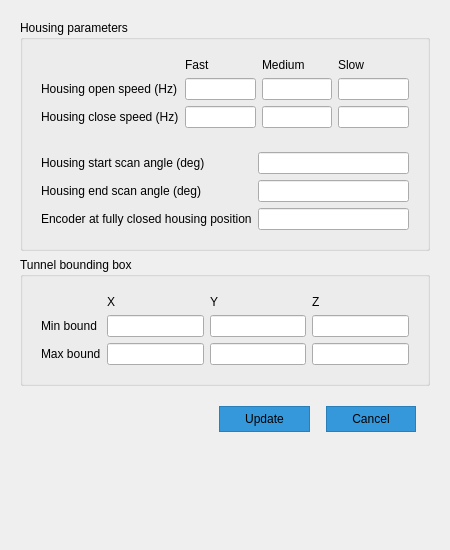
First picture: the form in qt5_ui/setting_page.ui, repository jacondv/intelijet_v2, before the edit.
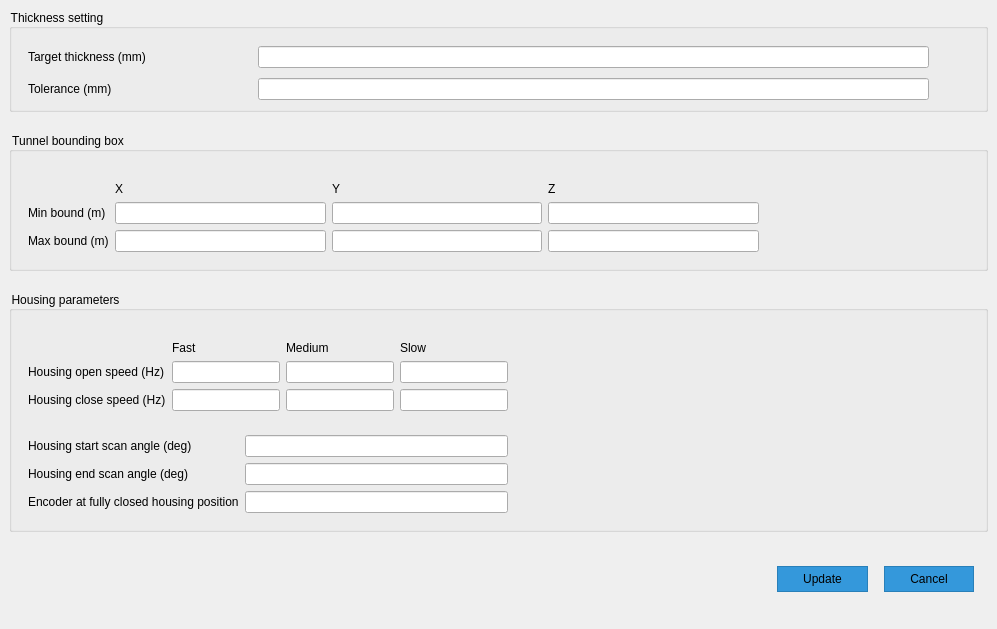
Second picture: the form after the edit.

Patch:
```diff
--- a/qt5_ui/setting_page.ui
+++ b/qt5_ui/setting_page.ui
@@ -6,8 +6,8 @@
    <rect>
     <x>0</x>
     <y>0</y>
-    <width>450</width>
-    <height>550</height>
+    <width>997</width>
+    <height>629</height>
    </rect>
   </property>
   <property name="minimumSize">
@@ -39,18 +39,258 @@
         background-color: #2e86c1;  /* màu khi nhấn */
     }
 
-</string>
+QGroupBox {
+    padding-top: 25px;   /* đẩy nội dung xuống cách title */
+}</string>
   </property>
   <layout class="QVBoxLayout">
+   <property name="spacing">
+    <number>0</number>
+   </property>
+   <property name="leftMargin">
+    <number>0</number>
+   </property>
+   <property name="topMargin">
+    <number>0</number>
+   </property>
+   <property name="rightMargin">
+    <number>0</number>
+   </property>
+   <property name="bottomMargin">
+    <number>0</number>
+   </property>
    <item>
     <widget class="QWidget" name="widget" native="true">
      <layout class="QVBoxLayout" name="verticalLayout_2">
+      <property name="spacing">
+       <number>20</number>
+      </property>
+      <item>
+       <widget class="QGroupBox" name="groupBox_3">
+        <property name="minimumSize">
+         <size>
+          <width>0</width>
+          <height>100</height>
+         </size>
+        </property>
+        <property name="title">
+         <string>Thickness setting</string>
+        </property>
+        <layout class="QGridLayout" name="gridLayout">
+         <item row="1" column="0">
+          <widget class="QWidget" name="widget_7" native="true">
+           <layout class="QHBoxLayout" name="horizontalLayout_3" stretch="1,3,0">
+            <property name="topMargin">
+             <number>2</number>
+            </property>
+            <property name="bottomMargin">
+             <number>2</number>
+            </property>
+            <item>
+             <widget class="QLabel" name="label_2">
+              <property name="text">
+               <string>Tolerance (mm)</string>
+              </property>
+             </widget>
+            </item>
+            <item>
+             <widget class="QLineEdit" name="txtThicknessTolerance"/>
+            </item>
+            <item>
+             <spacer name="horizontalSpacer_3">
+              <property name="orientation">
+               <enum>Qt::Horizontal</enum>
+              </property>
+              <property name="sizeHint" stdset="0">
+               <size>
+                <width>40</width>
+                <height>20</height>
+               </size>
+              </property>
+             </spacer>
+            </item>
+           </layout>
+          </widget>
+         </item>
+         <item row="0" column="0">
+          <widget class="QWidget" name="widget_6" native="true">
+           <layout class="QHBoxLayout" name="horizontalLayout_2" stretch="1,3,0">
+            <property name="topMargin">
+             <number>2</number>
+            </property>
+            <property name="bottomMargin">
+             <number>2</number>
+            </property>
+            <item>
+             <widget class="QLabel" name="label">
+              <property name="text">
+               <string>Target thickness (mm)</string>
+              </property>
+             </widget>
+            </item>
+            <item>
+             <widget class="QLineEdit" name="txtTargetThickness"/>
+            </item>
+            <item>
+             <spacer name="horizontalSpacer_2">
+              <property name="orientation">
+               <enum>Qt::Horizontal</enum>
+              </property>
+              <property name="sizeHint" stdset="0">
+               <size>
+                <width>40</width>
+                <height>20</height>
+               </size>
+              </property>
+             </spacer>
+            </item>
+           </layout>
+          </widget>
+         </item>
+        </layout>
+       </widget>
+      </item>
+      <item>
+       <widget class="QGroupBox" name="groupBox_2">
+        <property name="minimumSize">
+         <size>
+          <width>0</width>
+          <height>100</height>
+         </size>
+        </property>
+        <property name="title">
+         <string>Tunnel bounding box</string>
+        </property>
+        <layout class="QVBoxLayout" name="verticalLayout_3">
+         <property name="topMargin">
+          <number>15</number>
+         </property>
+         <item>
+          <widget class="QWidget" name="widget_5" native="true">
+           <layout class="QGridLayout" name="gridLayout_5">
+            <item row="0" column="2">
+             <widget class="QLabel" name="label_51">
+              <property name="text">
+               <string>Y</string>
+              </property>
+             </widget>
+            </item>
+            <item row="1" column="0">
+             <widget class="QLabel" name="label_15">
+              <property name="text">
+               <string>Min bound (m)</string>
+              </property>
+             </widget>
+            </item>
+            <item row="0" column="3">
+             <widget class="QLabel" name="label_50">
+              <property name="text">
+               <string>Z</string>
+              </property>
+             </widget>
+            </item>
+            <item row="2" column="3">
+             <widget class="QLineEdit" name="txtTunnelMaxBoundZ"/>
+            </item>
+            <item row="2" column="1">
+             <widget class="QLineEdit" name="txtTunnelMaxBoundX"/>
+            </item>
+            <item row="0" column="1">
+             <widget class="QLabel" name="label_49">
+              <property name="text">
+               <string>X</string>
+              </property>
+             </widget>
+            </item>
+            <item row="1" column="1">
+             <widget class="QLineEdit" name="txtTunnelMinBoundX"/>
+            </item>
+            <item row="2" column="0">
+             <widget class="QLabel" name="label_16">
+              <property name="text">
+               <string>Max bound (m)</string>
+              </property>
+             </widget>
+            </item>
+            <item row="2" column="2">
+             <widget class="QLineEdit" name="txtTunnelMaxBoundY"/>
+            </item>
+            <item row="1" column="2">
+             <widget class="QLineEdit" name="txtTunnelMinBoundY"/>
+            </item>
+            <item row="1" column="3">
+             <widget class="QLineEdit" name="txtTunnelMinBoundZ"/>
+            </item>
+            <item row="1" column="4" rowspan="2">
+             <spacer name="horizontalSpacer_5">
+              <property name="orientation">
+               <enum>Qt::Horizontal</enum>
+              </property>
+              <property name="sizeHint" stdset="0">
+               <size>
+                <width>40</width>
+                <height>20</height>
+               </size>
+              </property>
+             </spacer>
+            </item>
+           </layout>
+          </widget>
+         </item>
+        </layout>
+       </widget>
+      </item>
       <item>
        <widget class="QGroupBox" name="groupBox">
+        <property name="minimumSize">
+         <size>
+          <width>0</width>
+          <height>200</height>
+         </size>
+        </property>
         <property name="title">
          <string>Housing parameters</string>
         </property>
         <layout class="QGridLayout" name="gridLayout_4">
+         <property name="topMargin">
+          <number>15</number>
+         </property>
+         <item row="1" column="0">
+          <widget class="QWidget" name="widget_3" native="true">
+           <layout class="QGridLayout" name="gridLayout_3">
+            <item row="2" column="0">
+             <widget class="QLabel" name="label_14">
+              <property name="text">
+               <string>Encoder at fully closed housing position</string>
+              </property>
+             </widget>
+            </item>
+            <item row="0" column="0">
+             <widget class="QLabel" name="label_12">
+              <property name="text">
+               <string>Housing start scan angle (deg)</string>
+              </property>
+             </widget>
+            </item>
+            <item row="1" column="0">
+             <widget class="QLabel" name="label_13">
+              <property name="text">
+               <string>Housing end scan angle (deg)</string>
+              </property>
+             </widget>
+            </item>
+            <item row="0" column="2">
+             <widget class="QLineEdit" name="txtHousingStartPosition"/>
+            </item>
+            <item row="1" column="2">
+             <widget class="QLineEdit" name="txtHousingEndPosition"/>
+            </item>
+            <item row="2" column="2">
+             <widget class="QLineEdit" name="txtHousingClosedPosition"/>
+            </item>
+           </layout>
+          </widget>
+         </item>
          <item row="0" column="0">
           <widget class="QWidget" name="widget_2" native="true">
            <layout class="QGridLayout" name="gridLayout_2">
@@ -110,109 +350,18 @@
            </layout>
           </widget>
          </item>
-         <item row="1" column="0">
-          <widget class="QWidget" name="widget_3" native="true">
-           <layout class="QGridLayout" name="gridLayout_3">
-            <item row="2" column="0">
-             <widget class="QLabel" name="label_14">
-              <property name="text">
-               <string>Encoder at fully closed housing position</string>
-              </property>
-             </widget>
-            </item>
-            <item row="0" column="0">
-             <widget class="QLabel" name="label_12">
-              <property name="text">
-               <string>Housing start scan angle (deg)</string>
-              </property>
-             </widget>
-            </item>
-            <item row="1" column="0">
-             <widget class="QLabel" name="label_13">
-              <property name="text">
-               <string>Housing end scan angle (deg)</string>
-              </property>
-             </widget>
-            </item>
-            <item row="0" column="2">
-             <widget class="QLineEdit" name="txtHousingStartPosition"/>
-            </item>
-            <item row="1" column="2">
-             <widget class="QLineEdit" name="txtHousingEndPosition"/>
-            </item>
-            <item row="2" column="2">
-             <widget class="QLineEdit" name="txtHousingClosedPosition"/>
-            </item>
-           </layout>
-          </widget>
-         </item>
-        </layout>
-       </widget>
-      </item>
-      <item>
-       <widget class="QGroupBox" name="groupBox_2">
-        <property name="title">
-         <string>Tunnel bounding box</string>
-        </property>
-        <layout class="QVBoxLayout" name="verticalLayout_3">
-         <item>
-          <widget class="QWidget" name="widget_5" native="true">
-           <layout class="QGridLayout" name="gridLayout_5">
-            <item row="0" column="1">
-             <widget class="QLabel" name="label_49">
-              <property name="text">
-               <string>X</string>
-              </property>
-             </widget>
-            </item>
-            <item row="0" column="2">
-             <widget class="QLabel" name="label_51">
-              <property name="text">
-               <string>Y</string>
-              </property>
-             </widget>
-            </item>
-            <item row="0" column="3">
-             <widget class="QLabel" name="label_50">
-              <property name="text">
-               <string>Z</string>
-              </property>
-             </widget>
-            </item>
-            <item row="1" column="0">
-             <widget class="QLabel" name="label_15">
-              <property name="text">
-               <string>Min bound</string>
-              </property>
-             </widget>
-            </item>
-            <item row="1" column="1">
-             <widget class="QLineEdit" name="txtTunnelMinBoundX"/>
-            </item>
-            <item row="1" column="2">
-             <widget class="QLineEdit" name="txtTunnelMinBoundY"/>
-            </item>
-            <item row="1" column="3">
-             <widget class="QLineEdit" name="txtTunnelMinBoundZ"/>
-            </item>
-            <item row="2" column="0">
-             <widget class="QLabel" name="label_16">
-              <property name="text">
-               <string>Max bound</string>
-              </property>
-             </widget>
-            </item>
-            <item row="2" column="1">
-             <widget class="QLineEdit" name="txtTunnelMaxBoundX"/>
-            </item>
-            <item row="2" column="2">
-             <widget class="QLineEdit" name="txtTunnelMaxBoundY"/>
-            </item>
-            <item row="2" column="3">
-             <widget class="QLineEdit" name="txtTunnelMaxBoundZ"/>
-            </item>
-           </layout>
-          </widget>
+         <item row="0" column="1" rowspan="2">
+          <spacer name="horizontalSpacer_4">
+           <property name="orientation">
+            <enum>Qt::Horizontal</enum>
+           </property>
+           <property name="sizeHint" stdset="0">
+            <size>
+             <width>40</width>
+             <height>20</height>
+            </size>
+           </property>
+          </spacer>
          </item>
         </layout>
        </widget>
```
